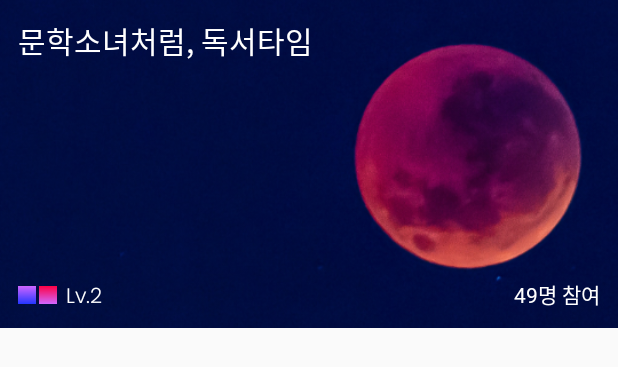
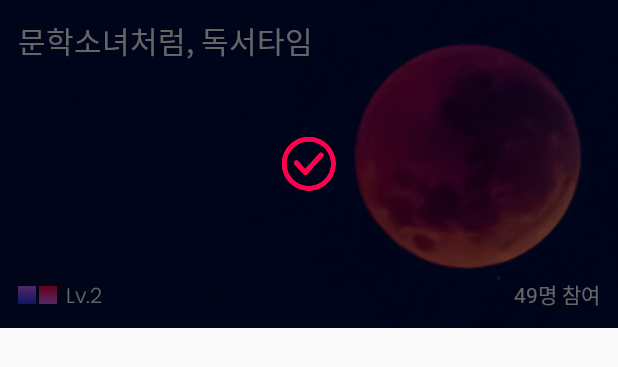
Before and after one commit to koreahacks/2021-jcozy-Android, an Android app: the layout item_main_mainquest.xml on its own in the app's theme, with its tools: preview values and no code run, on a phone screen of 412 x 824 dp. Shown: the top 367 px of the screen. Run offline under Robolectric (Android 15) with nearby library versions, the phone set to English and light mode, and no system bars.

Commit message:
메인 퀘스트 완료 처리

```diff
--- /dev/null
+++ b/Trolly/app/src/main/res/drawable/main_completed.xml
@@ -0,0 +1,10 @@
+<?xml version="1.0" encoding="utf-8"?>
+<selector xmlns:android="http://schemas.android.com/apk/res/android">
+    <item android:id="@android:id/background">
+        <shape>
+            <solid android:color="#99000000"/>
+
+        </shape>
+    </item>
+
+</selector>
--- a/Trolly/app/src/main/res/layout/item_main_mainquest.xml
+++ b/Trolly/app/src/main/res/layout/item_main_mainquest.xml
@@ -4,6 +4,8 @@
     android:layout_width="match_parent"
     android:layout_height="wrap_content"
     xmlns:app="http://schemas.android.com/apk/res-auto">
+
+
 
     <ImageView
         android:id="@+id/main_img"
@@ -15,6 +17,7 @@
         app:layout_constraintStart_toStartOf="parent"
         app:layout_constraintTop_toTopOf="parent"
         />
+
 
     <TextView
         android:id="@+id/tv_main_name"
@@ -69,4 +72,27 @@
         android:layout_marginBottom="12dp"/>
 
 
+    <ImageView
+        android:id="@+id/completed"
+        android:layout_width="match_parent"
+        android:layout_height="0dp"
+        android:background="@drawable/main_completed"
+        app:layout_constraintTop_toTopOf="parent"
+        app:layout_constraintStart_toStartOf="parent"
+        app:layout_constraintBottom_toBottomOf="parent"
+        />
+
+    <ImageView
+        android:id="@+id/ic_completed_red"
+        android:layout_width="wrap_content"
+        android:layout_height="wrap_content"
+        android:src="@drawable/icon_success_red"
+        app:layout_constraintTop_toTopOf="parent"
+        app:layout_constraintStart_toStartOf="parent"
+        app:layout_constraintBottom_toBottomOf="parent"
+        app:layout_constraintEnd_toEndOf="parent"
+        />
+
+
+
 </androidx.constraintlayout.widget.ConstraintLayout>
```
Also changed, not shown: Trolly/app/src/main/java/com/jcozy/trolly/ui/timeattack/TimeAttackActivity.kt (+43 -1 lines).
